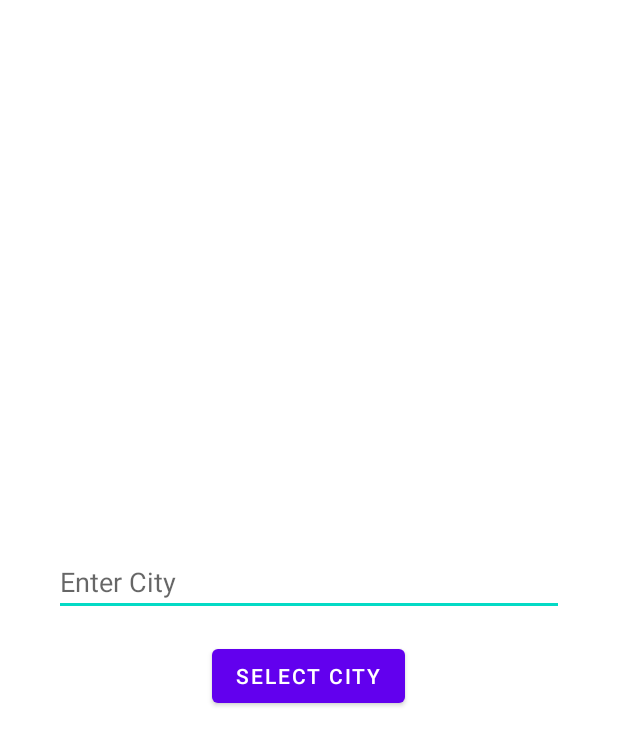
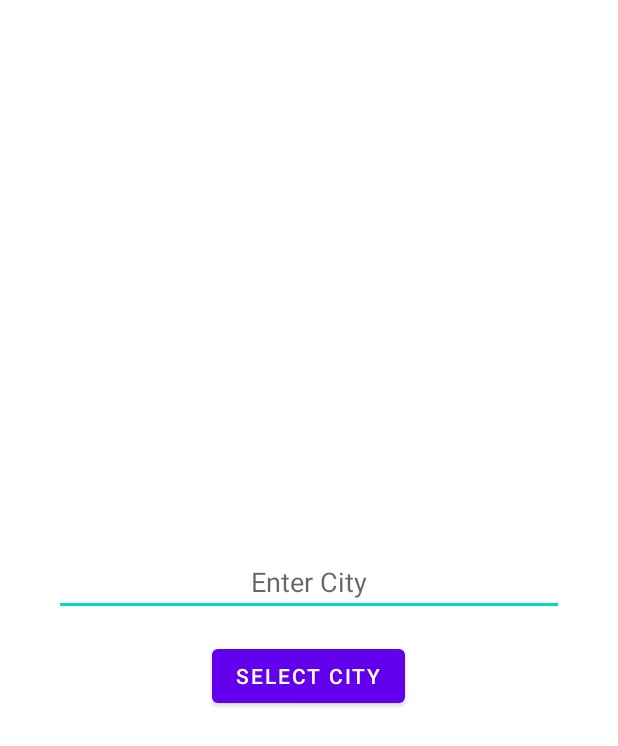
Before and after one commit to KacperJochymek/WeatherX, an Android app built with Jetpack Compose: the ChooseCityActivity screen opened directly, with no data from a screen before it, on a phone screen of 412 x 824 dp. Shown: the top 746 px of the screen. Run offline under Robolectric (Android 15) with nearby library versions, the phone set to English and light mode, and no system bars.

Commit message:
Dodanie przycisku do przelaczenia sie do wybrania miasta

```diff
--- a/app/src/main/java/com/example/weatherx/MainActivity2.kt
+++ b/app/src/main/java/com/example/weatherx/MainActivity2.kt
@@ -67,6 +67,11 @@ class MainActivity2 : AppCompatActivity() {
         weatherTask().execute()
     }
 
+    fun onAuthorClick(view: View) {
+        // Przełączanie na ChooseCityActivity
+        val intent = Intent(this, ChooseCityActivity::class.java)
+        startActivity(intent)
+    }
 
     override fun onCreateOptionsMenu(menu: Menu?): Boolean {
         menuInflater.inflate(R.menu.bottom_nav, menu)
--- a/app/src/main/res/layout/choose_city.xml
+++ b/app/src/main/res/layout/choose_city.xml
@@ -5,7 +5,7 @@
     xmlns:tools="http://schemas.android.com/tools"
     android:layout_width="match_parent"
     android:layout_height="match_parent"
-    tools:context=".chooseCity">
+    tools:context=".ChooseCityActivity">
 
     <RelativeLayout
         android:layout_width="wrap_content"
@@ -24,7 +24,8 @@
             android:hint="Enter City"
             android:layout_marginTop="16dp"
             android:layout_marginLeft="16dp"
-            android:layout_marginRight="16dp"/>
+            android:layout_marginRight="16dp"
+            android:gravity="center" />
 
         <Button
             android:id="@+id/btnSelectCity"
--- a/app/src/main/res/layout/fragment_home.xml
+++ b/app/src/main/res/layout/fragment_home.xml
@@ -83,6 +83,7 @@
                     android:id="@+id/temp_min"
                     android:text="Min temp"
                     android:textColor="#FFF"
+                    android:layout_marginLeft="50dp"
                     android:layout_width="wrap_content"
                     android:layout_height="wrap_content">
                 </TextView>
@@ -349,7 +350,8 @@
                     android:padding="8dp"
                     android:background="#3CF1EBF1"
                     android:layout_width="0dp"
-                    android:layout_height="wrap_content">
+                    android:layout_height="wrap_content"
+                    android:onClick="onAuthorClick">
 
                     <ImageView
                         android:layout_width="25dp"
```
